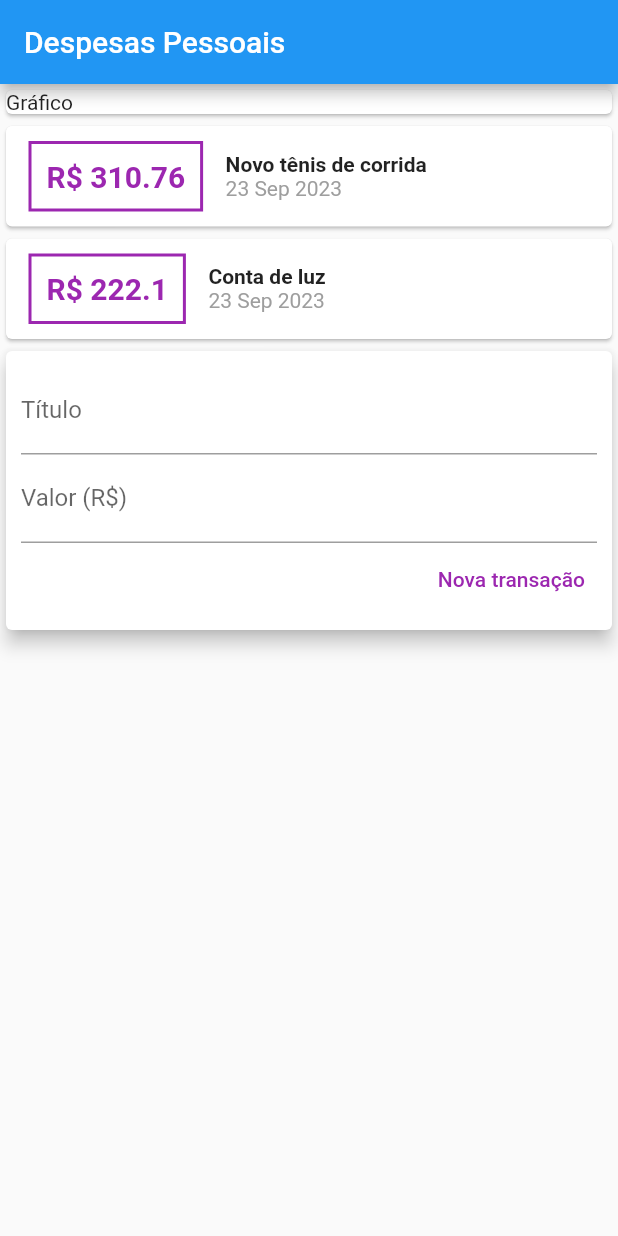
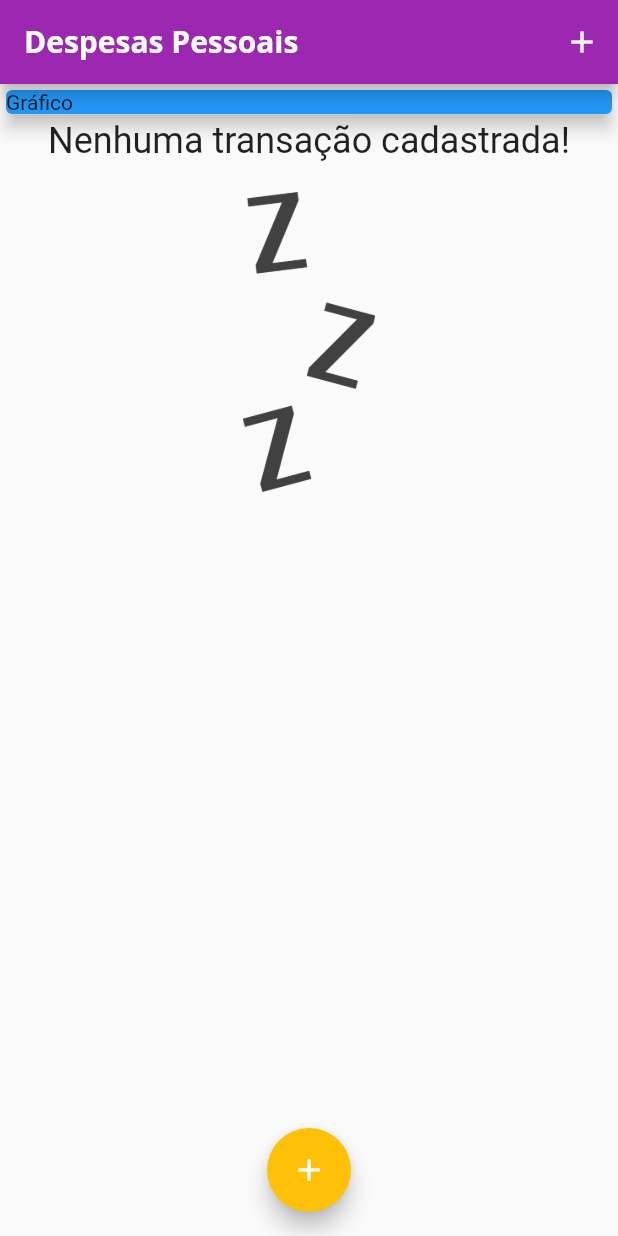
Before and after one commit to IgorAtilar/expenses, a Flutter app: the screen it shows after launch, on a phone screen of 412 x 824 dp. Run offline on Flutter 3.47's test engine with Material 2 defaults, Android fonts, the phone set to English and light mode, and no system bars.

Commit message:
add dinamic transactions and empty state

```diff
--- a/lib/components/transaction_list.dart
+++ b/lib/components/transaction_list.dart
@@ -13,9 +13,29 @@ class Transactionlist extends StatelessWidget {
 
   @override
   Widget build(BuildContext context) {
-    return Column(
-      children: transactions.map(
-        (transaction) {
+    return SizedBox(
+      height: 300,
+      child: transactions.isEmpty
+          ? Column(
+              children: [
+                Text(
+                  'Nenhuma transação cadastrada!',
+                  style: Theme.of(context).textTheme.headlineSmall,
+                ),
+                const SizedBox(height: 20),
+                SizedBox(
+                  height: 200,
+                  child: Image.asset(
+                    'assets/images/waiting.png',
+                    fit: BoxFit.cover,
+                  ),
+                )
+              ],
+            )
+          : ListView.builder(
+              itemCount: transactions.length,
+              itemBuilder: (_, index) {
+                final transaction = transactions[index];
                 return Card(
                   child: Row(
                     children: [
@@ -26,17 +46,17 @@ class Transactionlist extends StatelessWidget {
                         ),
                         decoration: BoxDecoration(
                           border: Border.all(
-                      color: Colors.purple,
+                            color: Theme.of(context).colorScheme.primary,
                             width: 2,
                           ),
                         ),
                         padding: const EdgeInsets.all(10),
                         child: Text(
                           'R\$ ${transaction.value.toString()}',
-                    style: const TextStyle(
+                          style: TextStyle(
                             fontWeight: FontWeight.bold,
                             fontSize: 20,
-                      color: Colors.purple,
+                            color: Theme.of(context).colorScheme.primary,
                           ),
                         ),
                       ),
@@ -61,7 +81,7 @@ class Transactionlist extends StatelessWidget {
                   ),
                 );
               },
-      ).toList(),
+            ),
     );
   }
 }
--- a/lib/components/transaction_user.dart
+++ /dev/null
@@ -1,55 +0,0 @@
-import 'dart:math';
-
-import 'package:flutter/material.dart';
-import 'transaction_form.dart';
-import 'transaction_list.dart';
-import '../models/transaction.dart';
-
-class TransactionUser extends StatefulWidget {
-  const TransactionUser({super.key});
-
-  @override
-  State<TransactionUser> createState() => _TransactionUserState();
-}
-
-class _TransactionUserState extends State<TransactionUser> {
-  final _transactions = [
-    Transaction(
-      id: 't1',
-      title: 'Novo tênis de corrida',
-      value: 310.76,
-      date: DateTime.now(),
-    ),
-    Transaction(
-      id: 't2',
-      title: 'Conta de luz',
-      value: 222.10,
-      date: DateTime.now(),
-    )
-  ];
-
-  void _addTransaction(String title, double value) {
-    final newTransaction = Transaction(
-      id: Random().nextDouble().toString(),
-      title: title,
-      value: value,
-      date: DateTime.now(),
-    );
-
-    setState(() {
-      _transactions.add(newTransaction);
-    });
-  }
-
-  @override
-  Widget build(BuildContext context) {
-    return Column(
-      children: [
-        Transactionlist(transactions: _transactions),
-        TransactionForm(
-          onSubmit: _addTransaction,
-        )
-      ],
-    );
-  }
-}
--- a/lib/main.dart
+++ b/lib/main.dart
@@ -1,40 +1,114 @@
+// ignore_for_file: library_private_types_in_public_api
+
 import 'package:flutter/material.dart';
+import 'dart:math';
+import './components/transaction_form.dart';
+import './components/transaction_list.dart';
+import 'models/transaction.dart';
 
-import './components/transaction_user.dart';
-
-void main() {
-  runApp(const ExpensesApp());
-}
+main() => runApp(const ExpensesApp());
 
 class ExpensesApp extends StatelessWidget {
   const ExpensesApp({super.key});
 
   @override
   Widget build(BuildContext context) {
-    return const MaterialApp(
-      home: HomePage(),
+    final ThemeData theme = ThemeData();
+
+    return MaterialApp(
+      home: const HomePage(),
+      theme: theme.copyWith(
+        colorScheme: theme.colorScheme.copyWith(
+          primary: Colors.purple,
+          secondary: Colors.amber,
+        ),
+        textTheme: theme.textTheme.copyWith(
+          titleLarge: const TextStyle(
+            fontFamily: 'OpenSans',
+            fontSize: 18,
+            fontWeight: FontWeight.bold,
+            color: Colors.black,
+          ),
+        ),
+        appBarTheme: const AppBarTheme(
+          titleTextStyle: TextStyle(
+            fontFamily: 'OpenSans',
+            fontSize: 20,
+            fontWeight: FontWeight.bold,
+          ),
+        ),
+      ),
     );
   }
 }
 
-class HomePage extends StatelessWidget {
+class HomePage extends StatefulWidget {
   const HomePage({super.key});
+
+  @override
+  _HomePage createState() => _HomePage();
+}
+
+class _HomePage extends State<HomePage> {
+  final List<Transaction> _transactions = [];
+
+  _addTransaction(String title, double value) {
+    final newTransaction = Transaction(
+      id: Random().nextDouble().toString(),
+      title: title,
+      value: value,
+      date: DateTime.now(),
+    );
+
+    setState(() {
+      _transactions.add(newTransaction);
+    });
+
+    Navigator.of(context).pop();
+  }
+
+  _openTransactionFormModal(BuildContext context) {
+    showModalBottomSheet(
+      context: context,
+      builder: (_) {
+        return TransactionForm(onSubmit: _addTransaction);
+      },
+    );
+  }
 
   @override
   Widget build(BuildContext context) {
     return Scaffold(
       appBar: AppBar(
-        title: const Text("Despesas Pessoais"),
-      ),
-      body: Column(
-        crossAxisAlignment: CrossAxisAlignment.stretch,
-        children: const [
-          Card(
-            child: Text("Gráfico"),
+        title: const Text('Despesas Pessoais'),
+        actions: <Widget>[
+          IconButton(
+            icon: const Icon(Icons.add),
+            onPressed: () => _openTransactionFormModal(context),
           ),
-          TransactionUser(),
         ],
       ),
+      body: SingleChildScrollView(
+        child: Column(
+          crossAxisAlignment: CrossAxisAlignment.stretch,
+          children: <Widget>[
+            const SizedBox(
+              width: double.infinity,
+              child: Card(
+                color: Colors.blue,
+                elevation: 5,
+                child: Text('Gráfico'),
+              ),
+            ),
+            Transactionlist(transactions: _transactions),
+          ],
+        ),
+      ),
+      floatingActionButton: FloatingActionButton(
+        child: const Icon(Icons.add),
+        onPressed: () => _openTransactionFormModal(context),
+      ),
+      floatingActionButtonLocation: FloatingActionButtonLocation.centerFloat,
     );
   }
 }
```
Also changed, not shown: lib/components/transaction_form.dart (+24 -9 lines), pubspec.yaml (+16 -0 lines), assets/fonts/OpenSans-Bold.ttf (added), assets/fonts/OpenSans-Regular.ttf (added), assets/fonts/Quicksand-Bold.ttf (added), assets/fonts/Quicksand-Light.ttf (added), assets/fonts/Quicksand-Medium.ttf (added), assets/fonts/Quicksand-Regular.ttf (added), assets/images/waiting.png (added). Lines whose indentation alone changed are shown as unchanged.
